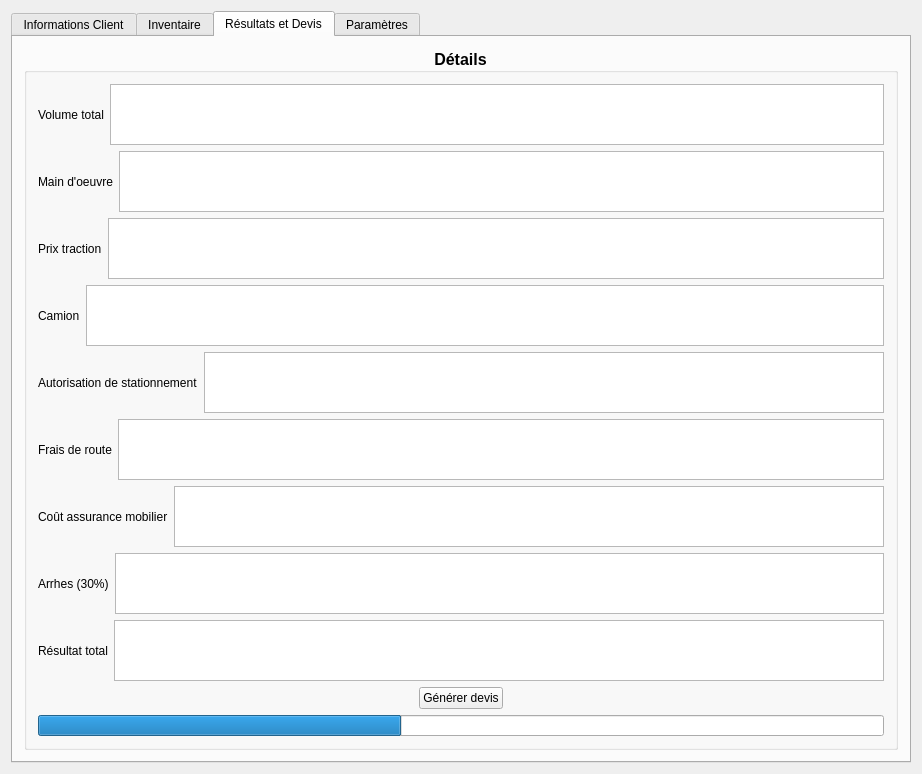
This is DevisMaker/MainWindow.ui in Andreas-Chatti/DevisMaker as Qt 5 draws it before an edit. The edited form follows.
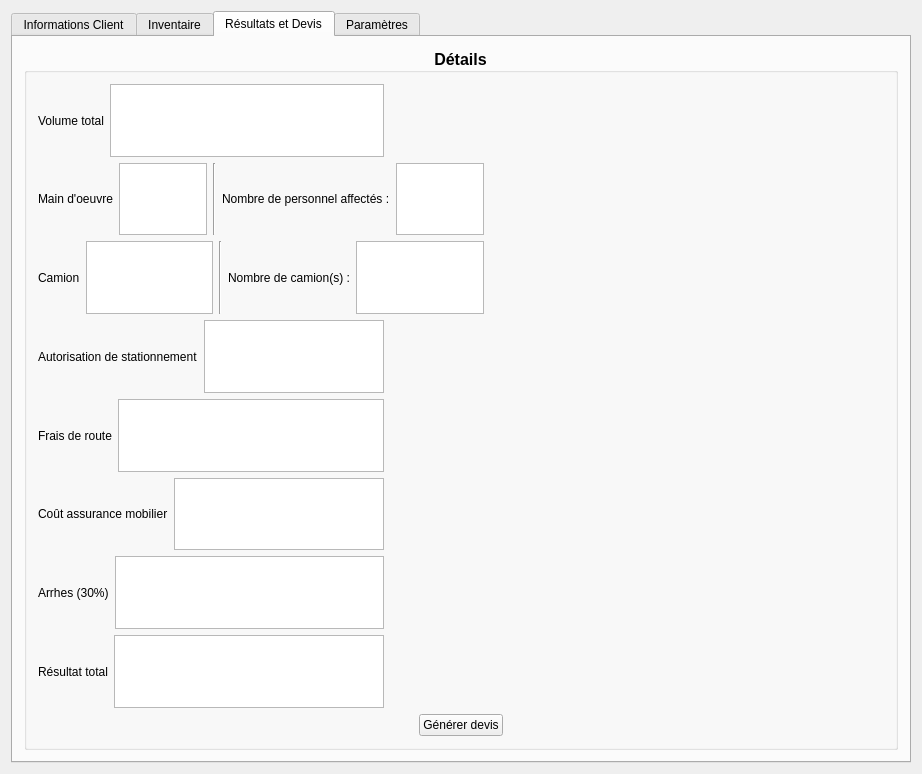
This is the edited form. The open tabs and pages were chosen to show the change.

```diff
--- a/DevisMaker/MainWindow.ui
+++ b/DevisMaker/MainWindow.ui
@@ -612,6 +612,22 @@
                </property>
               </widget>
              </item>
+             <item>
+              <spacer name="horizontalSpacer_9">
+               <property name="orientation">
+                <enum>Qt::Orientation::Horizontal</enum>
+               </property>
+               <property name="sizeType">
+                <enum>QSizePolicy::Policy::Fixed</enum>
+               </property>
+               <property name="sizeHint" stdset="0">
+                <size>
+                 <width>500</width>
+                 <height>20</height>
+                </size>
+               </property>
+              </spacer>
+             </item>
             </layout>
            </item>
            <item>
@@ -637,12 +653,15 @@
                </property>
               </widget>
              </item>
-            </layout>
-           </item>
-           <item>
-            <layout class="QHBoxLayout" name="horizontalLayout_24">
              <item>
-              <widget class="QLabel" name="tractionLabel">
+              <widget class="Line" name="line_11">
+               <property name="orientation">
+                <enum>Qt::Orientation::Vertical</enum>
+               </property>
+              </widget>
+             </item>
+             <item>
+              <widget class="QLabel" name="nbPersonnelsLabel">
                <property name="font">
                 <font>
                  <family>Segoe UI Historic</family>
@@ -651,16 +670,28 @@
                 </font>
                </property>
                <property name="text">
-                <string>Prix traction</string>
+                <string>Nombre de personnel affectés :</string>
                </property>
               </widget>
              </item>
              <item>
-              <widget class="QTextBrowser" name="tractionTextBrowser">
-               <property name="cursor" stdset="0">
-                <cursorShape>IBeamCursor</cursorShape>
+              <widget class="QTextBrowser" name="nbPersonnelsTextBrowser"/>
+             </item>
+             <item>
+              <spacer name="horizontalSpacer_3">
+               <property name="orientation">
+                <enum>Qt::Orientation::Horizontal</enum>
                </property>
-              </widget>
+               <property name="sizeType">
+                <enum>QSizePolicy::Policy::Fixed</enum>
+               </property>
+               <property name="sizeHint" stdset="0">
+                <size>
+                 <width>400</width>
+                 <height>20</height>
+                </size>
+               </property>
+              </spacer>
              </item>
             </layout>
            </item>
@@ -687,6 +718,46 @@
                </property>
               </widget>
              </item>
+             <item>
+              <widget class="Line" name="line_12">
+               <property name="orientation">
+                <enum>Qt::Orientation::Vertical</enum>
+               </property>
+              </widget>
+             </item>
+             <item>
+              <widget class="QLabel" name="nbCamionLabel">
+               <property name="font">
+                <font>
+                 <family>Segoe UI Historic</family>
+                 <pointsize>9</pointsize>
+                 <bold>false</bold>
+                </font>
+               </property>
+               <property name="text">
+                <string>Nombre de camion(s) :</string>
+               </property>
+              </widget>
+             </item>
+             <item>
+              <widget class="QTextBrowser" name="nbCamionTextBrowser"/>
+             </item>
+             <item>
+              <spacer name="verticalSpacer">
+               <property name="orientation">
+                <enum>Qt::Orientation::Horizontal</enum>
+               </property>
+               <property name="sizeType">
+                <enum>QSizePolicy::Policy::Fixed</enum>
+               </property>
+               <property name="sizeHint" stdset="0">
+                <size>
+                 <width>400</width>
+                 <height>40</height>
+                </size>
+               </property>
+              </spacer>
+             </item>
             </layout>
            </item>
            <item>
@@ -712,6 +783,22 @@
                </property>
               </widget>
              </item>
+             <item>
+              <spacer name="horizontalSpacer_4">
+               <property name="orientation">
+                <enum>Qt::Orientation::Horizontal</enum>
+               </property>
+               <property name="sizeType">
+                <enum>QSizePolicy::Policy::Fixed</enum>
+               </property>
+               <property name="sizeHint" stdset="0">
+                <size>
+                 <width>500</width>
+                 <height>20</height>
+                </size>
+               </property>
+              </spacer>
+             </item>
             </layout>
            </item>
            <item>
@@ -733,6 +820,22 @@
              <item>
               <widget class="QTextBrowser" name="coutFraisRouteTextBrowser"/>
              </item>
+             <item>
+              <spacer name="horizontalSpacer_5">
+               <property name="orientation">
+                <enum>Qt::Orientation::Horizontal</enum>
+               </property>
+               <property name="sizeType">
+                <enum>QSizePolicy::Policy::Fixed</enum>
+               </property>
+               <property name="sizeHint" stdset="0">
+                <size>
+                 <width>500</width>
+                 <height>20</height>
+                </size>
+               </property>
+              </spacer>
+             </item>
             </layout>
            </item>
            <item>
@@ -758,6 +861,22 @@
                </property>
               </widget>
              </item>
+             <item>
+              <spacer name="horizontalSpacer_6">
+               <property name="orientation">
+                <enum>Qt::Orientation::Horizontal</enum>
+               </property>
+               <property name="sizeType">
+                <enum>QSizePolicy::Policy::Fixed</enum>
+               </property>
+               <property name="sizeHint" stdset="0">
+                <size>
+                 <width>500</width>
+                 <height>20</height>
+                </size>
+               </property>
+              </spacer>
+             </item>
             </layout>
            </item>
            <item>
@@ -783,6 +902,22 @@
                </property>
               </widget>
              </item>
+             <item>
+              <spacer name="horizontalSpacer_7">
+               <property name="orientation">
+                <enum>Qt::Orientation::Horizontal</enum>
+               </property>
+               <property name="sizeType">
+                <enum>QSizePolicy::Policy::Fixed</enum>
+               </property>
+               <property name="sizeHint" stdset="0">
+                <size>
+                 <width>500</width>
+                 <height>20</height>
+                </size>
+               </property>
+              </spacer>
+             </item>
             </layout>
            </item>
            <item>
@@ -808,6 +943,22 @@
                </property>
               </widget>
              </item>
+             <item>
+              <spacer name="horizontalSpacer_8">
+               <property name="orientation">
+                <enum>Qt::Orientation::Horizontal</enum>
+               </property>
+               <property name="sizeType">
+                <enum>QSizePolicy::Policy::Fixed</enum>
+               </property>
+               <property name="sizeHint" stdset="0">
+                <size>
+                 <width>500</width>
+                 <height>20</height>
+                </size>
+               </property>
+              </spacer>
+             </item>
             </layout>
            </item>
            <item>
@@ -857,32 +1008,6 @@
              </item>
             </layout>
            </item>
-           <item>
-            <layout class="QHBoxLayout" name="horizontalLayout_27">
-             <item>
-              <widget class="QProgressBar" name="progressBar">
-               <property name="enabled">
-                <bool>true</bool>
-               </property>
-               <property name="sizePolicy">
-                <sizepolicy hsizetype="Expanding" vsizetype="Preferred">
-                 <horstretch>0</horstretch>
-                 <verstretch>0</verstretch>
-                </sizepolicy>
-               </property>
-               <property name="value">
-                <number>43</number>
-               </property>
-               <property name="textVisible">
-                <bool>false</bool>
-               </property>
-               <property name="invertedAppearance">
-                <bool>false</bool>
-               </property>
-              </widget>
-             </item>
-            </layout>
-           </item>
           </layout>
          </widget>
         </item>
```
Left out of the diff: 76 changed lines with no effect on the pictures.
